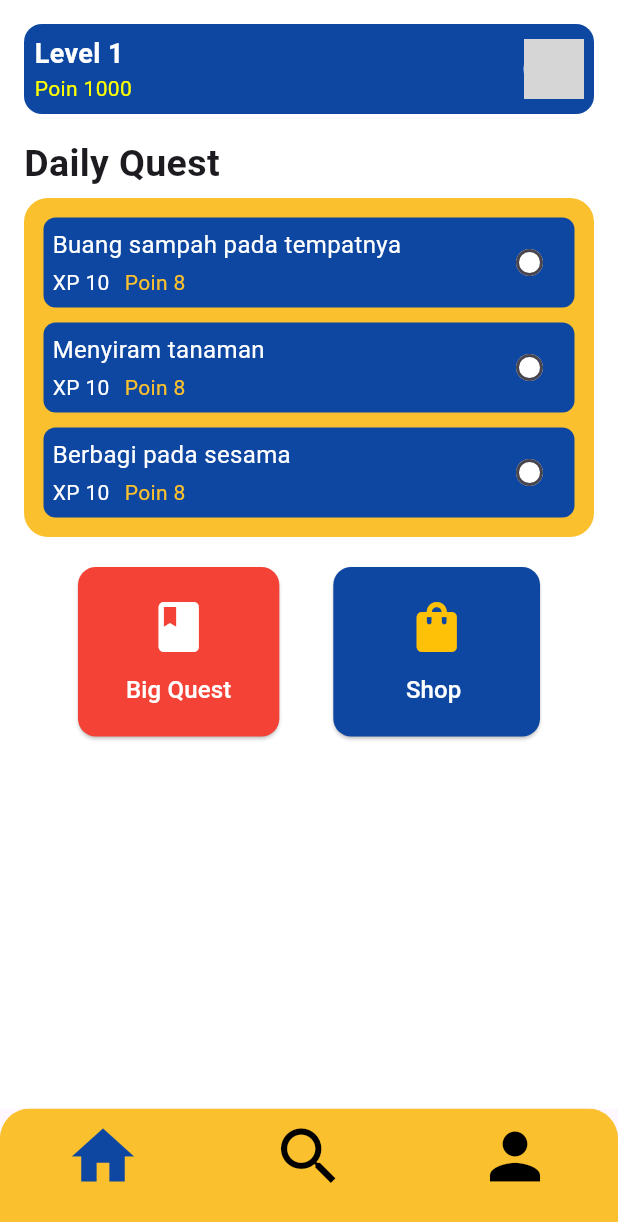
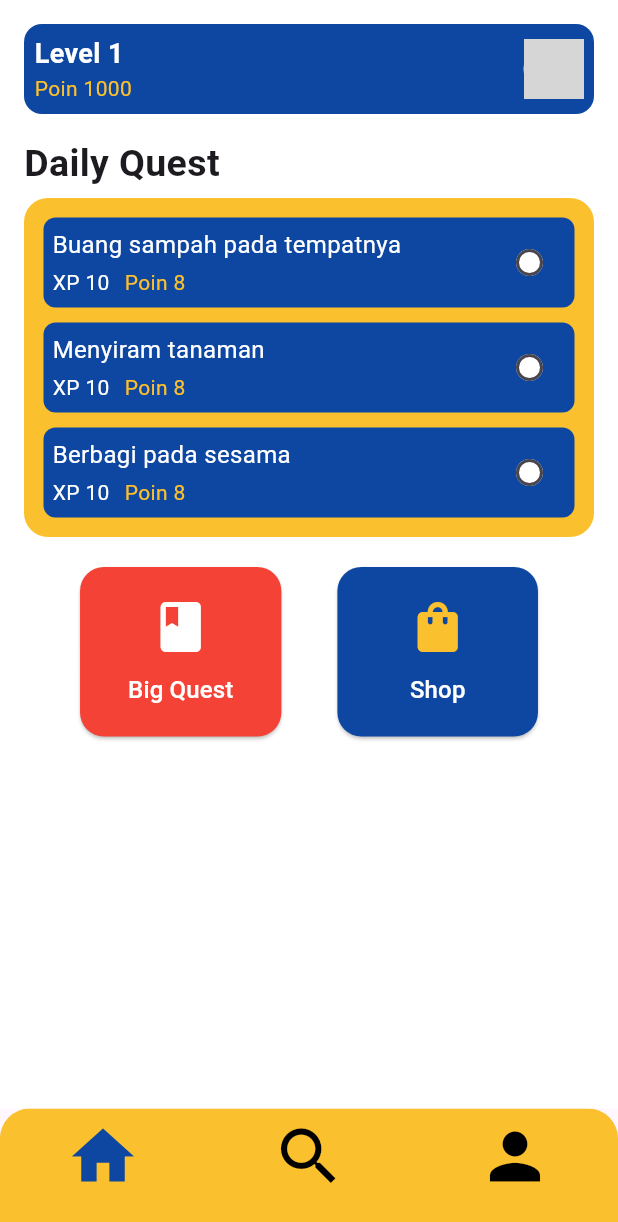
Before and after one commit to Raihan260/SDG_Adventure, a Flutter app: the screen it shows after launch, on a phone screen of 412 x 824 dp. Shown: the top 1222 px of the screen. Run offline on Flutter 3.47's test engine with Material 3 defaults, Android fonts, the phone set to English and light mode, and no system bars; project files that could hold a hidden picture were left out; grey boxes are pictures that could not be loaded.

Commit message:
Update home_page.dart

```diff
--- a/lib/Home_Page/home_page.dart
+++ b/lib/Home_Page/home_page.dart
@@ -32,7 +32,7 @@ class _HomePageState extends State<HomePage> {
                       crossAxisAlignment: CrossAxisAlignment.start,
                       children: [
                         Text("Level 1", style: TextStyle(color: Colors.white, fontSize: 18, fontWeight: FontWeight.bold)),
-                        Text("Poin 1000", style: TextStyle(color: Colors.yellowAccent, fontSize: 14)),
+                        Text("Poin 1000", style: TextStyle(color: Colors.yellow.shade700, fontSize: 14)),
                       ],
                     ),
                     CircleAvatar(
@@ -55,7 +55,7 @@ class _HomePageState extends State<HomePage> {
                 mainAxisAlignment: MainAxisAlignment.spaceEvenly,
                 children: [
                   _buildNavigationButton("Big Quest", Colors.red, Icons.book, context, BigQuestPage(), Colors.white),
-                  _buildNavigationButton("    Shop     ", Colors.blue.shade900, Icons.shopping_bag, context, ShopPage(), Colors.amber),
+                  _buildNavigationButton("    Shop    ", Colors.blue.shade900, Icons.shopping_bag, context, ShopPage(), Colors.yellow.shade700),
                 ],
               ),
             ],
@@ -71,7 +71,7 @@ class _HomePageState extends State<HomePage> {
       style: ElevatedButton.styleFrom(
         backgroundColor: color,
         padding: EdgeInsets.symmetric(vertical: 20, horizontal: 32),
-        shape: RoundedRectangleBorder(borderRadius: BorderRadius.circular(12)),
+        shape: RoundedRectangleBorder(borderRadius: BorderRadius.circular(16)),
       ),
       onPressed: () {
         Navigator.push(
```
